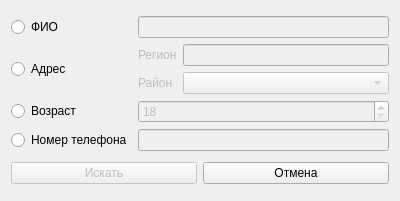
skrine525/fefu-fds-coursework, file searchpatientdialog.ui: the form before one commit.
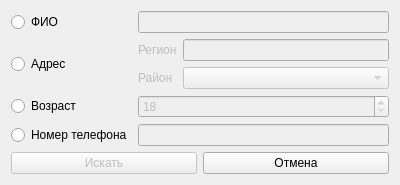
The form after the commit.

What changed in the file:
```diff
--- a/searchpatientdialog.ui
+++ b/searchpatientdialog.ui
@@ -7,7 +7,7 @@
     <x>0</x>
     <y>0</y>
     <width>400</width>
-    <height>201</height>
+    <height>177</height>
    </rect>
   </property>
   <property name="windowTitle">
```
